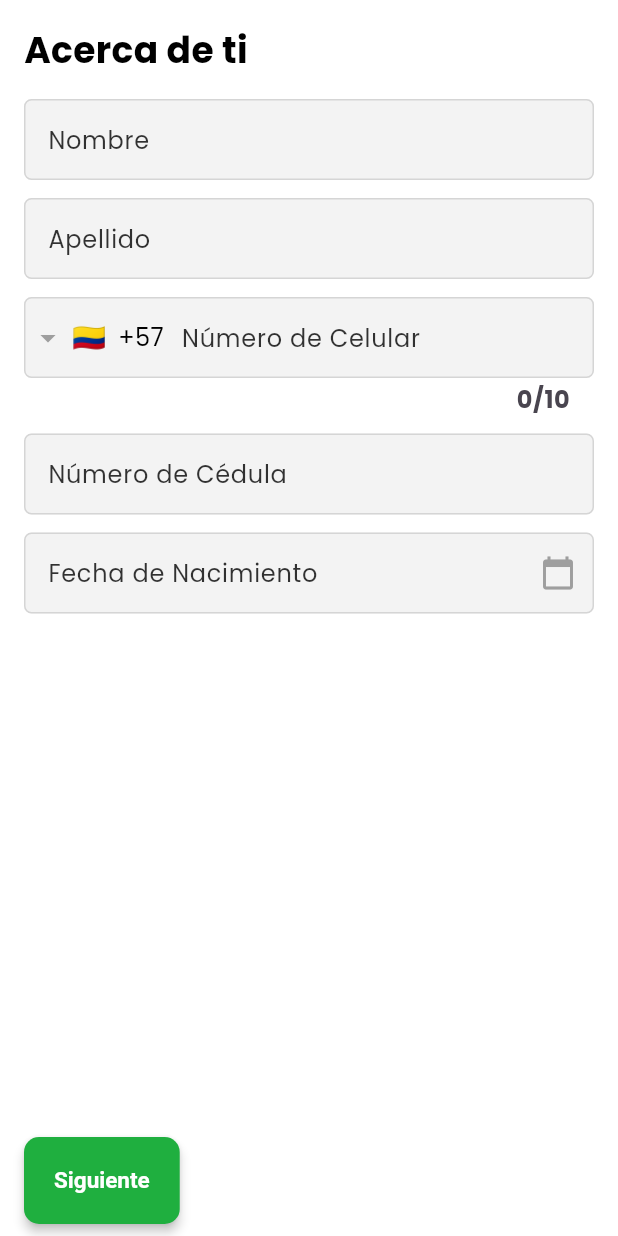
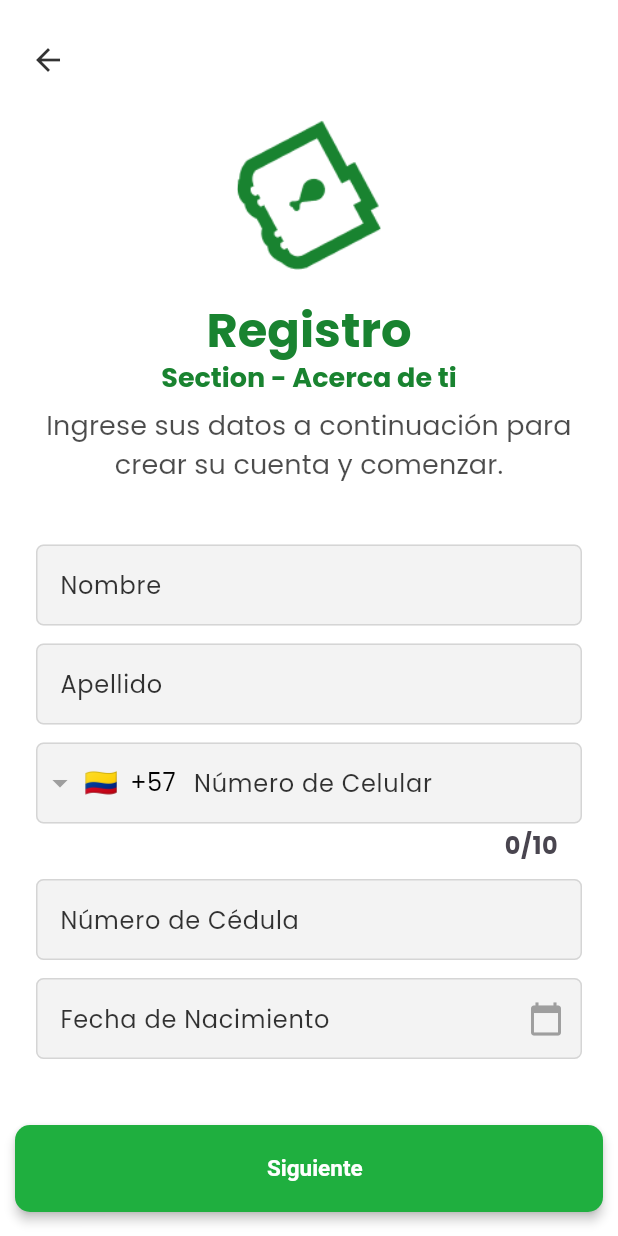
Before and after one commit to SergioDeLaHoz16/foody_2.1, a Flutter app: the SignUpPage screen opened by its route, on a phone screen of 412 x 824 dp. Run offline on Flutter 3.47's test engine with Material 3 defaults, Android fonts, the light colour scheme and no system bars; drawn by our look-alikes of intl_phone_field; our stand-ins replace country_picker, device_info_plus, flutter_local_notifications, flutter_rating_bar, get, google_sign_in and 6 more; missing offline and left inert: flutter_stripe, mongo_dart; accounts and stored records are empty.

Commit message:
fix/update: fix bug overflow in button next. update paddings and button implement widget button for the form.

```diff
--- a/lib/features/auth/screens/signup/widgets/personal_info_section.dart
+++ b/lib/features/auth/screens/signup/widgets/personal_info_section.dart
@@ -1,4 +1,6 @@
 import 'package:flutter/material.dart';
+import 'package:foody/features/auth/widgets/section_layout.dart';
+import 'package:foody/utils/helpers/helper_functions.dart';
 import 'package:intl_phone_field/intl_phone_field.dart';
 import 'package:foody/features/auth/controllers/controllers.dart';
 
@@ -14,16 +16,16 @@ class _PersonalInfoSectionState extends State<PersonalInfoSection> {
 
   @override
   Widget build(BuildContext context) {
-    return SingleChildScrollView(
-      padding: const EdgeInsets.all(16),
+    final isDark = THelperFunctions.isDarkMode(context);
+    return SectionLayout(
+      sectionTitle: 'Acerca de ti',
+      sectionSubtitle:
+          'Ingrese sus datos a continuación para crear su cuenta y comenzar.',
+      child: SingleChildScrollView(
+        padding: const EdgeInsets.all(0),
         child: Column(
           crossAxisAlignment: CrossAxisAlignment.start,
           children: [
-          const Text(
-            'Acerca de ti',
-            style: TextStyle(fontSize: 24, fontWeight: FontWeight.bold),
-          ),
-          const SizedBox(height: 16),
             TextFormField(
               decoration: const InputDecoration(
                 labelText: 'Nombre',
@@ -97,6 +99,7 @@ class _PersonalInfoSectionState extends State<PersonalInfoSection> {
             ),
           ],
         ),
+      ),
     );
   }
 }
--- a/lib/features/auth/screens/signup/widgets/signup_form.dart
+++ b/lib/features/auth/screens/signup/widgets/signup_form.dart
@@ -1,4 +1,5 @@
 import 'package:flutter/material.dart';
+import 'package:foody/common/widgets/button.dart';
 import 'package:foody/features/auth/screens/signup/widgets/personal_info_section.dart';
 import 'package:foody/features/auth/screens/signup/widgets/email_password_section.dart';
 import 'package:foody/features/auth/screens/signup/widgets/address_section.dart';
@@ -59,18 +60,19 @@ class _SignUpFormState extends State<SignUpForm> {
           ),
         ),
         Padding(
-          padding: const EdgeInsets.symmetric(horizontal: 16, vertical: 8),
+          padding: const EdgeInsets.symmetric(horizontal: 10, vertical: 8),
           child: Row(
-            mainAxisAlignment: MainAxisAlignment.spaceBetween,
             children: [
-              if (!isFirstPage)
-                ElevatedButton(
-                  onPressed: _previousPage,
-                  child: const Text('Atrás'),
+              // if (!isFirstPage)
+              //   Expanded(
+              //     child: WButton(label: 'Atrás', onPressed: _previousPage),
+              //   ),
+              if (!isFirstPage) const SizedBox(width: 12),
+              Expanded(
+                child: WButton(
+                  label: isLastPage ? 'Finalizar' : 'Siguiente',
+                  onPressed: _nextPage,
                 ),
-              ElevatedButton(
-                onPressed: _nextPage,
-                child: Text(isLastPage ? 'Finalizar' : 'Siguiente'),
               ),
             ],
           ),
--- /dev/null
+++ b/lib/features/auth/widgets/section_layout.dart
@@ -0,0 +1,87 @@
+import 'package:flutter/material.dart';
+import 'package:foody/utils/constants/colors.dart';
+import 'package:foody/utils/helpers/helper_functions.dart';
+
+class SectionLayout extends StatelessWidget {
+  final String sectionTitle;
+  final String? sectionSubtitle;
+  final Widget child;
+
+  const SectionLayout({
+    super.key,
+    required this.sectionTitle,
+    required this.sectionSubtitle,
+    required this.child,
+  });
+
+  @override
+  Widget build(BuildContext context) {
+    final isDark = THelperFunctions.isDarkMode(context);
+    final theme = Theme.of(context);
+
+    final logoAsset =
+        isDark ? 'assets/logos/logo3.png' : 'assets/logos/logoFinal.png';
+
+    return SingleChildScrollView(
+      child: Column(
+        crossAxisAlignment: CrossAxisAlignment.start,
+        children: [
+          // Botón de retroceso en la esquina superior izquierda
+          Padding(
+            padding: const EdgeInsets.only(left: 8, top: 16),
+            child: IconButton(
+              icon: const Icon(Icons.arrow_back),
+              color: isDark ? CColors.light : CColors.primaryTextColor,
+              onPressed: () => Navigator.of(context).pop(),
+            ),
+          ),
+
+          const SizedBox(height: 8),
+
+          // Contenido central alineado
+          Center(
+            child: Padding(
+              padding: const EdgeInsets.all(8.0),
+              child: Column(
+                children: [
+                  Image.asset(logoAsset, height: 100),
+                  const SizedBox(height: 20),
+                  Text(
+                    'Registro',
+                    style: theme.textTheme.headlineLarge?.copyWith(
+                      color: isDark ? CColors.light : CColors.primaryColor,
+                    ),
+                  ),
+                  Text(
+                    'Section - $sectionTitle',
+                    style: theme.textTheme.titleLarge?.copyWith(
+                      color: isDark ? CColors.light : CColors.primaryColor,
+                      fontWeight: FontWeight.w600,
+                    ),
+                  ),
+                  const SizedBox(height: 8),
+                  Text(
+                    sectionSubtitle ?? '',
+                    textAlign: TextAlign.center,
+                    style: theme.textTheme.titleSmall?.copyWith(
+                      color: theme.textTheme.bodyMedium?.color?.withOpacity(
+                        0.7,
+                      ),
+                    ),
+                  ),
+                  const SizedBox(height: 32),
+                ],
+              ),
+            ),
+          ),
+
+          // Sección del contenido dinámico (formulario)
+          Padding(
+            padding: const EdgeInsets.symmetric(horizontal: 24),
+            child: child,
+          ),
+        ],
+      ),
+    );
+  }
+}
```
Lines whose indentation alone changed are shown as unchanged.
